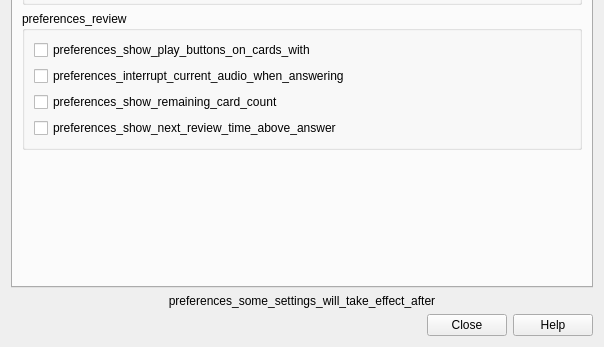
Before: the Qt Designer form qt/aqt/forms/preferences.ui in ankitects/anki, drawn with Qt 5; both pictures show x 0 to 604 and y 291 to 638 of the 604 by 638 pixel window.
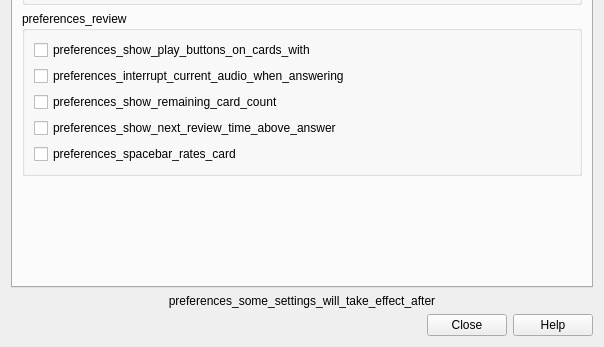
After: the same form once the commit is applied. The open tabs and pages were chosen to show the change.

What changed in the file:
```diff
--- a/qt/aqt/forms/preferences.ui
+++ b/qt/aqt/forms/preferences.ui
@@ -456,6 +456,19 @@
             </property>
            </widget>
           </item>
+          <item>
+            <widget class="QCheckBox" name="spacebar_rates_card">
+             <property name="sizePolicy">
+              <sizepolicy hsizetype="Fixed" vsizetype="Fixed">
+               <horstretch>0</horstretch>
+               <verstretch>0</verstretch>
+              </sizepolicy>
+             </property>
+             <property name="text">
+              <string>preferences_spacebar_rates_card</string>
+             </property>
+            </widget>
+           </item>
          </layout>
         </widget>
        </item>
```
Left out of the diff: 1 changed line with no effect on the pictures.
